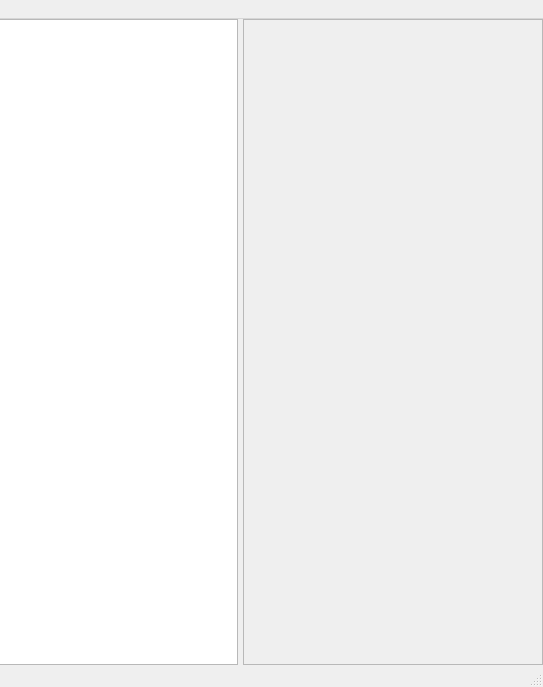
Above: src/gui/mainwindow.ui from Zugzwangs/Gomina before the change; both pictures show x 362 to 905 and y 0 to 687 of the 905 by 687 pixel window. Below: the same form after it.
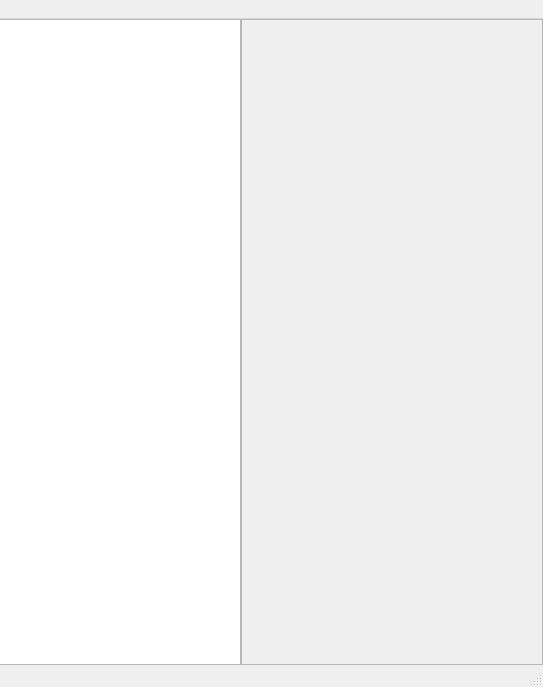
That is the form after the change. Custom widgets are drawn as their Qt base class.

The edit to the form file:
```diff
--- a/src/gui/mainwindow.ui
+++ b/src/gui/mainwindow.ui
@@ -22,7 +22,7 @@
    </property>
    <layout class="QHBoxLayout" name="horizontalLayout" stretch="2,1">
     <property name="spacing">
-     <number>5</number>
+     <number>0</number>
     </property>
     <property name="leftMargin">
      <number>0</number>
```
